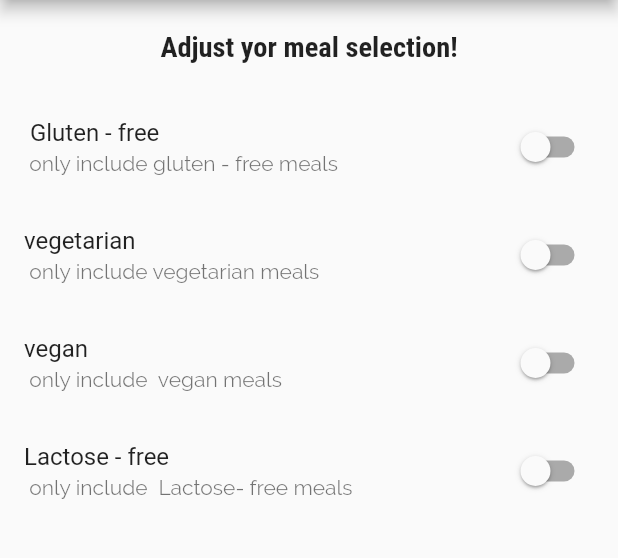
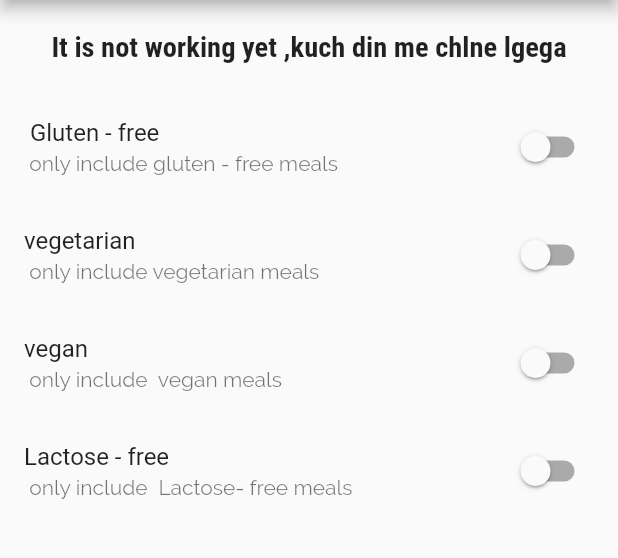
Before and after one commit to shivaAg04/meal_app4, a Flutter app: the FiltersScreen screen opened by its route, on a phone screen of 412 x 824 dp, the part 84-642 px from its top. Run offline on Flutter 3.47's test engine with Material 2 defaults, Android fonts, the phone set to English and light mode, and no system bars.

Commit message:
second last commit

```diff
--- a/lib/screens/favorites_screen.dart
+++ b/lib/screens/favorites_screen.dart
@@ -4,7 +4,7 @@ class FavoriteScreen extends StatelessWidget {
   @override
   Widget build(BuildContext context) {
     return Center(
-      child: Text('favorites'),
+      child: Text('It is not working yet , kuch din me wok krne lgega'),
     );
   }
 }
--- a/lib/screens/filters_screen.dart
+++ b/lib/screens/filters_screen.dart
@@ -26,7 +26,7 @@ class _FiltersScreenState extends State<FiltersScreen> {
           Container(
             padding: EdgeInsets.all(20),
             child: Text(
-              'Adjust yor meal selection!',
+              'It is not working yet ,kuch din me chlne lgega',
               style: Theme.of(context).textTheme.title,
             ),
           ),
```
